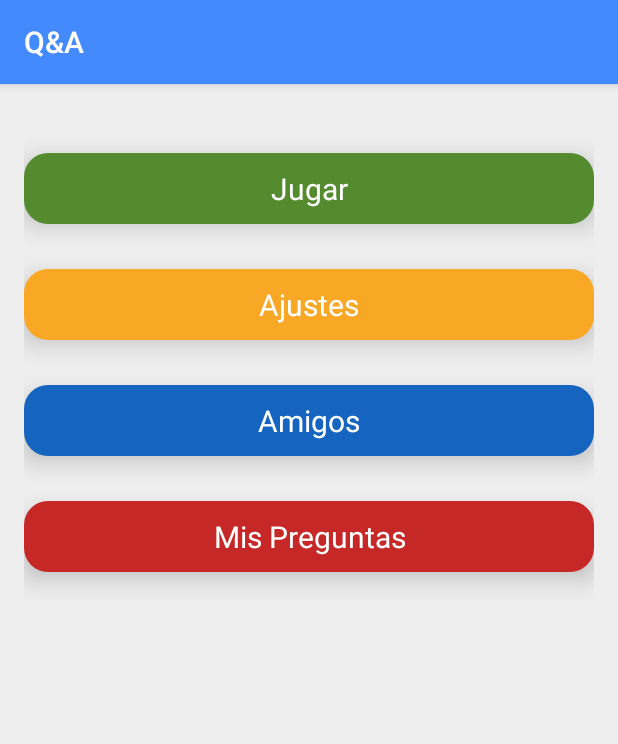
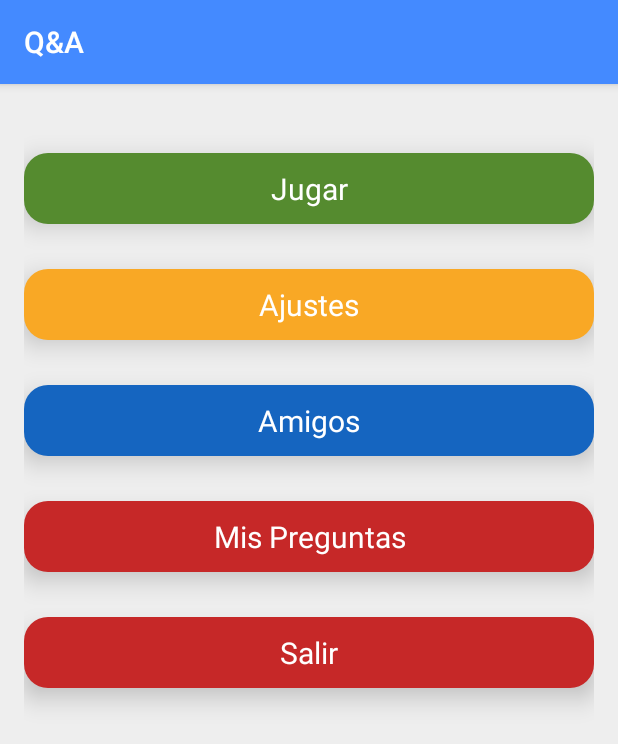
Before and after one commit to adripol94/q-and-a, an Android app: the MenuActivity screen opened directly, with no data from a screen before it, on a phone screen of 412 x 824 dp. Shown: the top 744 px of the screen. Run offline under Robolectric (Android 15) with nearby library versions, the light colour scheme and no system bars.

Commit message:
Añadido boton salir

```diff
--- a/app/src/main/java/es/iesnervion/qa/ui/View/MenuActivity.java
+++ b/app/src/main/java/es/iesnervion/qa/ui/View/MenuActivity.java
@@ -8,6 +8,7 @@ import android.view.View;
 import android.view.animation.AnimationUtils;
 import android.widget.TextView;
 
+import es.iesnervion.qa.Model.Bearer;
 import es.iesnervion.qa.R;
 import es.iesnervion.qa.ui.Transitions.TransitionInActivity;
 
@@ -17,6 +18,7 @@ public class MenuActivity extends AppCompatActivity {
     public TextView setting;
     public TextView friends;
     public TextView questions;
+    public TextView salir;
 
     @Override
     protected void onCreate(Bundle savedInstanceState) {
@@ -36,6 +38,15 @@ public class MenuActivity extends AppCompatActivity {
              }
         });
 
+        salir = (TextView) findViewById(R.id.txtSalir);
+        salir.setOnClickListener(new View.OnClickListener() {
+            @Override
+            public void onClick(View v) {
+                Bearer.delDefaults(v.getContext());
+                finish();
+            }
+        });
+
         setting = (TextView) findViewById(R.id.txtSettings);
 
         friends = (TextView) findViewById(R.id.txtAmigos);
--- a/app/src/main/res/layout/activity_menu.xml
+++ b/app/src/main/res/layout/activity_menu.xml
@@ -37,4 +37,11 @@
             android:text="Mis Preguntas"
             style="@style/Buttonstyle"
             android:background="@drawable/shape_mispreguntas" />
+
+        <TextView
+            android:id="@+id/txtSalir"
+            android:layout_below="@id/txtRealizarPreguntas"
+            android:text="Salir"
+            style="@style/Buttonstyle"
+            android:background="@drawable/shape_mispreguntas" />
 </RelativeLayout>
```
